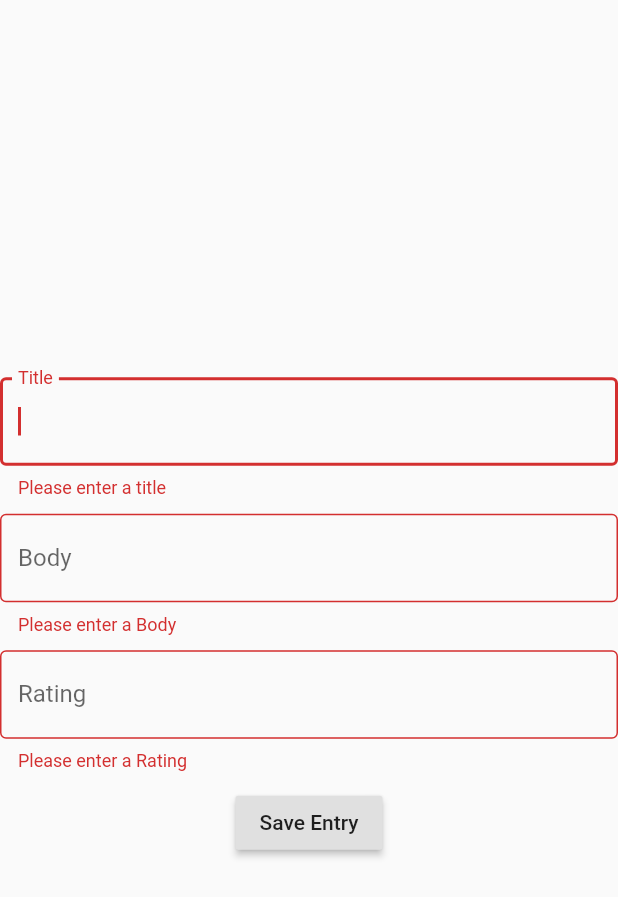
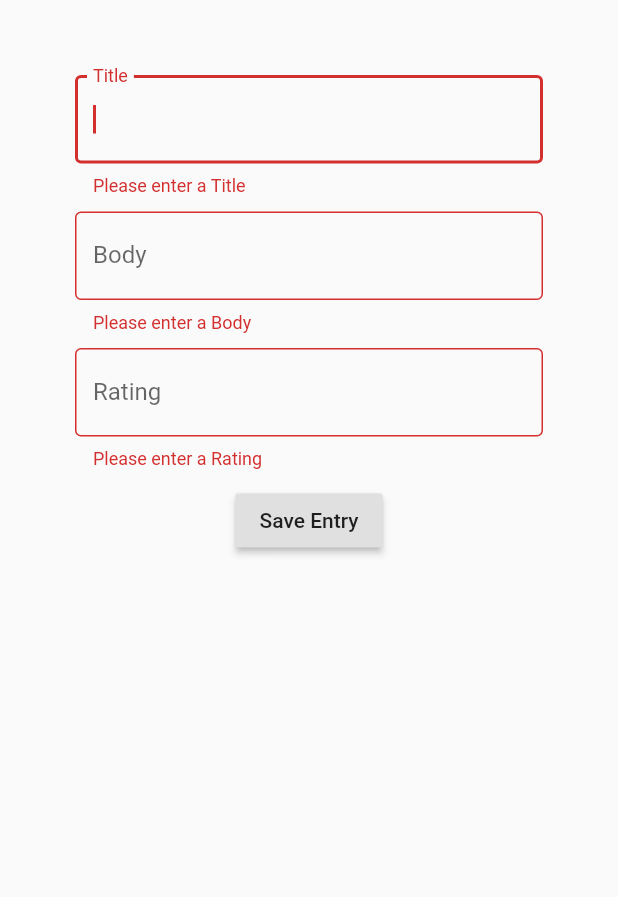
Before and after one commit to arizala13/project_4, a Flutter app: the JournalEntryForm widget shown alone on an empty page, opened directly, after a tap on "Save Entry", on a phone screen of 412 x 824 dp. Shown: the top 897 px of the screen. Run offline on Flutter 3.47's test engine with Material 2 defaults, Android fonts, the phone set to English and light mode, and no system bars.

Commit message:
Adding form for journal entry - updating

```diff
--- a/lib/JournalEntryForm.dart
+++ b/lib/JournalEntryForm.dart
@@ -14,8 +14,9 @@ class _JournalEntryFormState extends State<JournalEntryForm>{
     return Material(
       child: Form(
         key: formKey,
+              child: Padding(
+                padding: const EdgeInsets.all(50.0),
                 child: Column(
-          mainAxisAlignment: MainAxisAlignment.center,
           children: [
             new TextFormField(
                 autofocus: true,
@@ -27,7 +28,7 @@ class _JournalEntryFormState extends State<JournalEntryForm>{
                   },
                   validator: (value) {
                     if (value.isEmpty) {
-                    return 'Please enter a title';
+                      return 'Please enter a Title';
                     }
                     else {
                       return null;
@@ -36,7 +37,6 @@ class _JournalEntryFormState extends State<JournalEntryForm>{
                 ),
                 SizedBox(height: 10),
                 new TextFormField(
-              autofocus: true,
                 decoration: InputDecoration(
                   labelText: 'Body', border: OutlineInputBorder()
                   ),
@@ -54,7 +54,6 @@ class _JournalEntryFormState extends State<JournalEntryForm>{
                 ),
                 SizedBox(height: 10),
         new TextFormField(
-              autofocus: true,
                 decoration: InputDecoration(
                   labelText: 'Rating', border: OutlineInputBorder()
                   ),
@@ -82,6 +81,7 @@ class _JournalEntryFormState extends State<JournalEntryForm>{
                   ),
         ],
       ),
+              ),
       )
       );
   }
```
Lines whose indentation alone changed are shown as unchanged.
